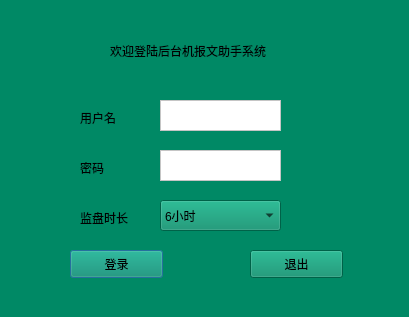
This is 009clock/AlarmClock/logindialog.ui in ISeeWorld/QtProject as Qt 5 draws it before an edit. The edited form follows.
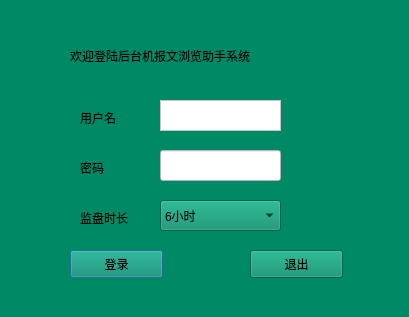
This is the edited form.

The edit to the form file:
```diff
--- a/009clock/AlarmClock/logindialog.ui
+++ b/009clock/AlarmClock/logindialog.ui
@@ -19,14 +19,17 @@
   <widget class="QLabel" name="label">
    <property name="geometry">
     <rect>
-     <x>110</x>
+     <x>70</x>
      <y>30</y>
-     <width>201</width>
-     <height>41</height>
+     <width>261</width>
+     <height>51</height>
     </rect>
    </property>
+   <property name="styleSheet">
+    <string notr="true">font: 75 10pt &quot;宋体&quot;;</string>
+   </property>
    <property name="text">
-    <string>欢迎登陆后台机报文助手系统</string>
+    <string>欢迎登陆后台机报文浏览助手系统</string>
    </property>
   </widget>
   <widget class="QLabel" name="label_2">
@@ -68,19 +71,6 @@
     <string notr="true">background-color: rgb(255, 255, 255);</string>
    </property>
   </widget>
-  <widget class="QTextEdit" name="PwdtextEdit">
-   <property name="geometry">
-    <rect>
-     <x>160</x>
-     <y>150</y>
-     <width>121</width>
-     <height>31</height>
-    </rect>
-   </property>
-   <property name="styleSheet">
-    <string notr="true">background-color: rgb(255, 255, 255);</string>
-   </property>
-  </widget>
   <widget class="QLabel" name="label_4">
    <property name="geometry">
     <rect>
@@ -155,6 +145,19 @@
     <string>退出</string>
    </property>
   </widget>
+  <widget class="QLineEdit" name="PwdlineEdit">
+   <property name="geometry">
+    <rect>
+     <x>160</x>
+     <y>150</y>
+     <width>121</width>
+     <height>31</height>
+    </rect>
+   </property>
+   <property name="styleSheet">
+    <string notr="true">background-color: rgb(255, 255, 255);</string>
+   </property>
+  </widget>
  </widget>
  <resources/>
  <connections>
```
